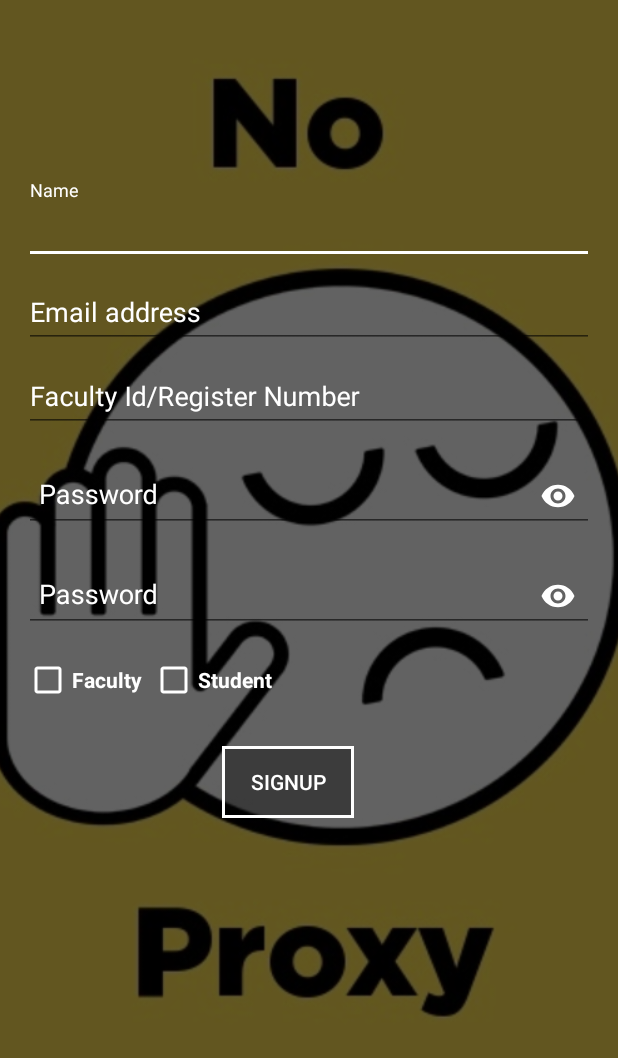
After one commit to frankhart2017/NO-PROXY-ANDROID, an Android app: the SignupActivity screen opened directly, with no data from a screen before it, on a phone screen of 412 x 824 dp. The commit adds this screen. Shown: the top 1058 px of the screen. Run offline under Robolectric (Android 15) with nearby library versions, the phone set to English and light mode, and no system bars.

Commit message:
Add signup activity

```diff
--- a/app/src/main/AndroidManifest.xml
+++ b/app/src/main/AndroidManifest.xml
@@ -21,7 +21,8 @@
             android:name="preloaded_fonts"
             android:resource="@array/preloaded_fonts" />
 
-        <activity android:name=".ForgotActivity"></activity>
+        <activity android:name=".ForgotActivity" />
+        <activity android:name=".SignupActivity"></activity>
     </application>
 
 </manifest>
--- a/app/src/main/java/com/example/siddhartha/noproxy/MainActivity.kt
+++ b/app/src/main/java/com/example/siddhartha/noproxy/MainActivity.kt
@@ -16,4 +16,9 @@ class MainActivity : AppCompatActivity() {
         val gotoForgot = Intent(this, ForgotActivity::class.java)
         startActivity(gotoForgot)
     }
+
+    fun logSignupBtnClicked(view: View) {
+        val gotoSignup = Intent(this, SignupActivity::class.java)
+        startActivity(gotoSignup)
+    }
 }
--- /dev/null
+++ b/app/src/main/java/com/example/siddhartha/noproxy/SignupActivity.kt
@@ -0,0 +1,12 @@
+package com.example.siddhartha.noproxy
+
+import android.support.v7.app.AppCompatActivity
+import android.os.Bundle
+
+class SignupActivity : AppCompatActivity() {
+
+    override fun onCreate(savedInstanceState: Bundle?) {
+        super.onCreate(savedInstanceState)
+        setContentView(R.layout.activity_signup)
+    }
+}
--- a/app/src/main/res/layout/activity_forgot.xml
+++ b/app/src/main/res/layout/activity_forgot.xml
@@ -4,7 +4,7 @@
     xmlns:tools="http://schemas.android.com/tools"
     android:layout_width="match_parent"
     android:layout_height="match_parent"
-    tools:context="com.example.siddhartha.noproxy.MainActivity">
+    tools:context="com.example.siddhartha.noproxy.ForgotActivity">
 
     <ImageView
         android:id="@+id/imageView6"
--- a/app/src/main/res/layout/activity_main.xml
+++ b/app/src/main/res/layout/activity_main.xml
@@ -117,6 +117,7 @@
         android:layout_marginTop="16dp"
         android:background="@drawable/button_style"
         android:text="Signup"
+        android:onClick="logSignupBtnClicked"
         android:textColor="@android:color/white"
         app:layout_constraintEnd_toEndOf="parent"
         app:layout_constraintStart_toStartOf="parent"
--- /dev/null
+++ b/app/src/main/res/layout/activity_signup.xml
@@ -0,0 +1,181 @@
+<?xml version="1.0" encoding="utf-8"?>
+<android.support.constraint.ConstraintLayout xmlns:android="http://schemas.android.com/apk/res/android"
+    xmlns:app="http://schemas.android.com/apk/res-auto"
+    xmlns:tools="http://schemas.android.com/tools"
+    android:layout_width="match_parent"
+    android:layout_height="match_parent"
+    tools:context="com.example.siddhartha.noproxy.SignupActivity">
+
+    <ImageView
+        android:id="@+id/imageView6"
+        android:layout_width="0dp"
+        android:layout_height="0dp"
+        android:scaleType="centerCrop"
+        app:layout_constraintBottom_toBottomOf="parent"
+        app:layout_constraintEnd_toEndOf="parent"
+        app:layout_constraintHorizontal_bias="0.0"
+        app:layout_constraintStart_toStartOf="parent"
+        app:layout_constraintTop_toTopOf="parent"
+        app:layout_constraintVertical_bias="0.0"
+        app:srcCompat="@drawable/back"
+        android:contentDescription="Back" />
+
+    <android.support.design.widget.TextInputLayout
+        android:id="@+id/input1"
+        android:layout_width="0dp"
+        android:layout_height="wrap_content"
+        android:layout_marginEnd="16dp"
+        android:layout_marginStart="16dp"
+        android:layout_marginTop="120dp"
+        app:layout_constraintEnd_toEndOf="parent"
+        app:layout_constraintStart_toStartOf="parent"
+        app:layout_constraintTop_toTopOf="parent">
+
+        <EditText
+            android:id="@+id/cajff"
+            android:layout_width="match_parent"
+            android:layout_height="wrap_content"
+            android:hint="Name"
+            android:inputType="text"
+            android:textColor="@android:color/white"
+            android:textColorHint="@android:color/white"
+            tools:ignore="TextFields" />
+
+    </android.support.design.widget.TextInputLayout>
+
+    <android.support.design.widget.TextInputLayout
+        android:id="@+id/input"
+        android:layout_width="0dp"
+        android:layout_height="wrap_content"
+        android:layout_marginEnd="16dp"
+        android:layout_marginStart="16dp"
+        app:layout_constraintEnd_toEndOf="parent"
+        app:layout_constraintStart_toStartOf="parent"
+        app:layout_constraintTop_toBottomOf="@id/input1">
+
+        <EditText
+            android:id="@+id/logEmailText"
+            android:layout_width="match_parent"
+            android:layout_height="wrap_content"
+            android:hint="Email address"
+            android:inputType="textEmailAddress"
+            android:textColor="@android:color/white"
+            android:textColorHint="@android:color/white"
+            tools:ignore="TextFields" />
+
+    </android.support.design.widget.TextInputLayout>
+
+    <android.support.design.widget.TextInputLayout
+        android:id="@+id/input2"
+        android:layout_width="0dp"
+        android:layout_height="wrap_content"
+        android:layout_marginEnd="16dp"
+        android:layout_marginStart="16dp"
+        app:layout_constraintEnd_toEndOf="parent"
+        app:layout_constraintStart_toStartOf="parent"
+        app:layout_constraintTop_toBottomOf="@id/input">
+
+        <EditText
+            android:id="@+id/dsgdfdfh"
+            android:layout_width="match_parent"
+            android:layout_height="wrap_content"
+            android:hint="Faculty Id/Register Number"
+            android:inputType="text"
+            android:textColor="@android:color/white"
+            android:textColorHint="@android:color/white"
+            tools:ignore="TextFields" />
+
+    </android.support.design.widget.TextInputLayout>
+
+    <android.support.design.widget.TextInputLayout
+        android:id="@+id/etPasswordLayout"
+        android:layout_width="0dp"
+        android:layout_height="wrap_content"
+        android:layout_marginEnd="16dp"
+        android:layout_marginStart="16dp"
+        android:layout_marginTop="8dp"
+        app:layout_constraintEnd_toEndOf="parent"
+        app:layout_constraintHorizontal_bias="0.25"
+        app:layout_constraintStart_toStartOf="parent"
+        app:layout_constraintTop_toBottomOf="@+id/input2"
+        app:passwordToggleEnabled="true"
+        app:passwordToggleTint="@color/colorAccent">
+
+        <android.support.design.widget.TextInputEditText
+            android:id="@+id/logPasswordText"
+            android:layout_width="match_parent"
+            android:layout_height="wrap_content"
+            android:hint="Password"
+            android:inputType="textPassword"
+            android:paddingStart="10dp"
+            android:textColor="@android:color/white"
+            tools:ignore="RtlSymmetry" />
+    </android.support.design.widget.TextInputLayout>
+
+    <android.support.design.widget.TextInputLayout
+        android:id="@+id/abinput"
+        android:layout_width="0dp"
+        android:layout_height="wrap_content"
+        android:layout_marginEnd="16dp"
+        android:layout_marginStart="16dp"
+        android:layout_marginTop="8dp"
+        app:layout_constraintEnd_toEndOf="parent"
+        app:layout_constraintHorizontal_bias="0.25"
+        app:layout_constraintStart_toStartOf="parent"
+        app:layout_constraintTop_toBottomOf="@+id/etPasswordLayout"
+        app:passwordToggleEnabled="true"
+        app:passwordToggleTint="@color/colorAccent">
+
+        <android.support.design.widget.TextInputEditText
+            android:id="@+id/sfsfdsfdsfdfdsfdsf"
+            android:layout_width="match_parent"
+            android:layout_height="wrap_content"
+            android:hint="Password"
+            android:inputType="textPassword"
+            android:paddingStart="10dp"
+            android:textColor="@android:color/white"
+            tools:ignore="RtlSymmetry" />
+
+    </android.support.design.widget.TextInputLayout>
+
+    <CheckBox
+        android:id="@+id/checkBox"
+        android:layout_width="wrap_content"
+        android:layout_height="wrap_content"
+        android:layout_marginStart="16dp"
+        android:layout_marginTop="16dp"
+        android:layout_weight="1"
+        android:text="Faculty"
+        android:textColor="@android:color/white"
+        android:buttonTint="@android:color/white"
+        android:textStyle="bold"
+        app:layout_constraintStart_toStartOf="parent"
+        app:layout_constraintTop_toBottomOf="@+id/abinput" />
+
+    <CheckBox
+        android:id="@+id/checkBox1"
+        android:layout_width="wrap_content"
+        android:layout_height="wrap_content"
+        android:layout_marginStart="100dp"
+        android:layout_marginTop="16dp"
+        android:layout_weight="1"
+        android:textColor="@android:color/white"
+        android:text="Student"
+        android:buttonTint="@android:color/white"
+        android:textStyle="bold"
+        app:layout_constraintStart_toStartOf="parent"
+        app:layout_constraintTop_toBottomOf="@+id/abinput" />
+
+    <Button
+        android:id="@+id/loginBtn"
+        android:layout_width="wrap_content"
+        android:layout_height="wrap_content"
+        android:layout_marginStart="148dp"
+        android:layout_marginTop="76dp"
+        android:background="@drawable/button_style"
+        android:text="Signup"
+        android:textColor="@android:color/white"
+        app:layout_constraintStart_toStartOf="parent"
+        app:layout_constraintTop_toBottomOf="@+id/abinput" />
+
+</android.support.constraint.ConstraintLayout>
```
